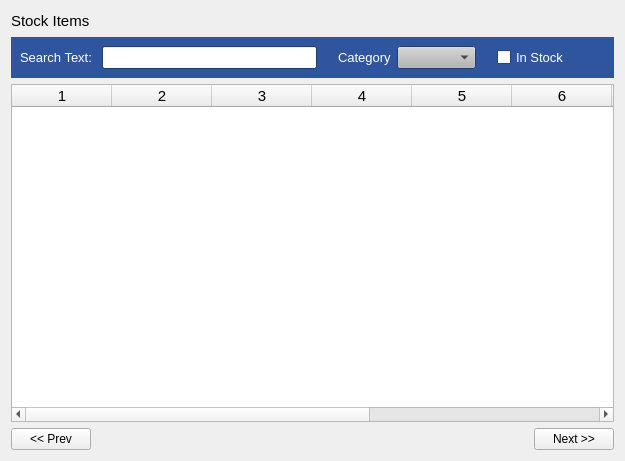
Qt form estorecpp/managestockitems.ui (Watti/estorecpp) before a commit.
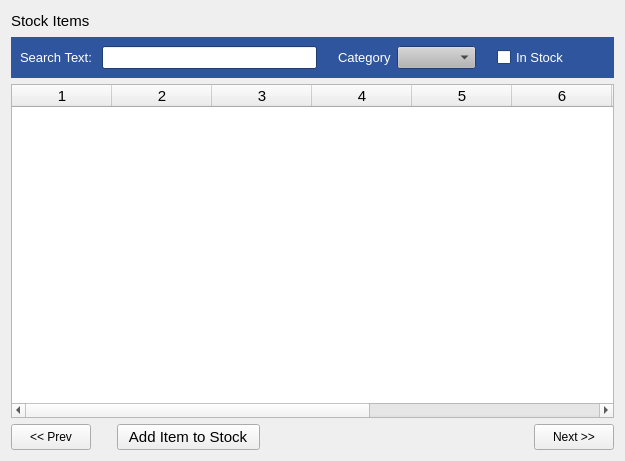
The same form after that commit.

Commit message: addItemToStock button added to stock ui

Diff of the .ui file:
```diff
--- a/estorecpp/managestockitems.ui
+++ b/estorecpp/managestockitems.ui
@@ -688,11 +688,51 @@
     <layout class="QHBoxLayout" name="horizontalLayout_2">
      <item>
       <widget class="QPushButton" name="prevBtn">
+       <property name="minimumSize">
+        <size>
+         <width>0</width>
+         <height>26</height>
+        </size>
+       </property>
        <property name="text">
         <string>&lt;&lt; Prev</string>
        </property>
       </widget>
      </item>
+     <item>
+      <spacer name="horizontalSpacer_6">
+       <property name="orientation">
+        <enum>Qt::Horizontal</enum>
+       </property>
+       <property name="sizeType">
+        <enum>QSizePolicy::Fixed</enum>
+       </property>
+       <property name="sizeHint" stdset="0">
+        <size>
+         <width>20</width>
+         <height>20</height>
+        </size>
+       </property>
+      </spacer>
+     </item>
+     <item>
+      <widget class="QPushButton" name="addItemToStockBtn">
+       <property name="minimumSize">
+        <size>
+         <width>0</width>
+         <height>26</height>
+        </size>
+       </property>
+       <property name="font">
+        <font>
+         <pointsize>11</pointsize>
+        </font>
+       </property>
+       <property name="text">
+        <string>  Add Item to Stock  </string>
+       </property>
+      </widget>
+     </item>
      <item>
       <spacer name="horizontalSpacer_2">
        <property name="orientation">
@@ -708,6 +748,12 @@
      </item>
      <item>
       <widget class="QPushButton" name="nextBtn">
+       <property name="minimumSize">
+        <size>
+         <width>0</width>
+         <height>26</height>
+        </size>
+       </property>
        <property name="text">
         <string>Next &gt;&gt;</string>
        </property>
```
The commit also changes 2 other files.
